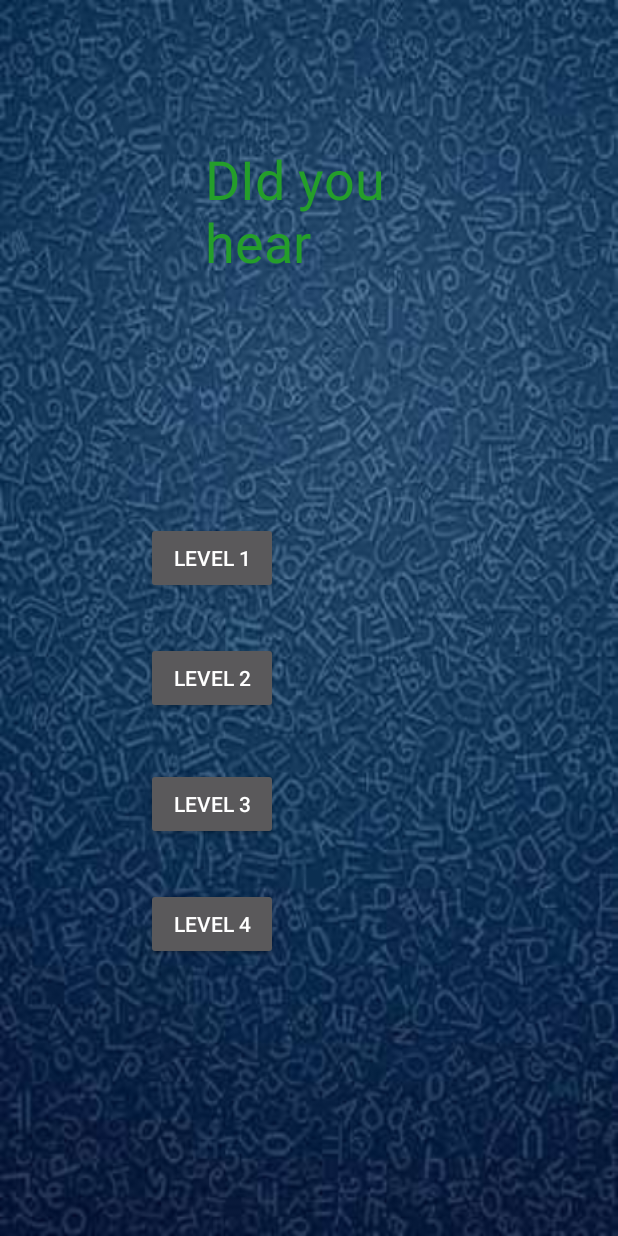
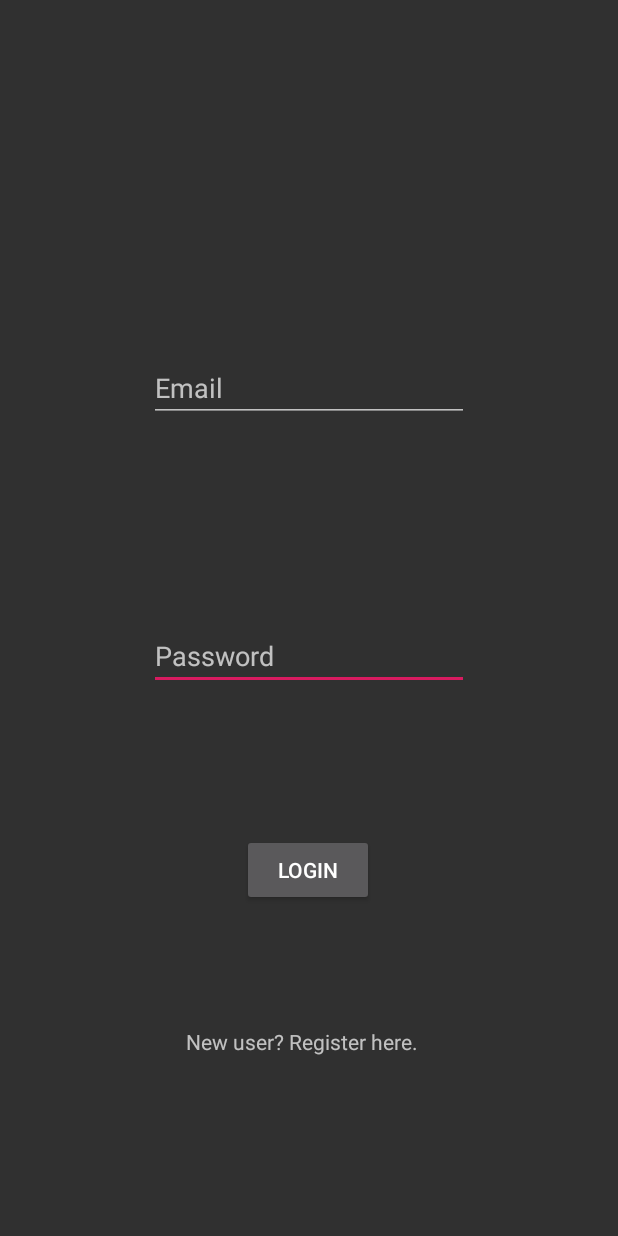
Before and after one commit to pramath7/AuditoryTrainingApp, an Android app: the screen it shows after launch (MainActivity before the commit, LoginActivity after it), on a phone screen of 412 x 824 dp. Run offline under Robolectric (Android 15) with nearby library versions, the phone set to English and light mode, and no system bars; our stand-ins replace Firebase (no records; nobody signed in at launch, a user with empty details on screens opened directly).

Commit message:
Login and Register pages are functional using Firebase Authentication and Realtime DataBase.

```diff
--- a/app/build.gradle
+++ b/app/build.gradle
@@ -1,4 +1,5 @@
 apply plugin: 'com.android.application'
+apply plugin: 'com.google.gms.google-services'
 
 android {
     compileSdkVersion 29
@@ -24,6 +25,10 @@ dependencies {
     implementation 'androidx.appcompat:appcompat:1.0.2'
     implementation 'androidx.constraintlayout:constraintlayout:1.1.3'
     implementation 'com.google.android.material:material:1.0.0'
+    implementation 'androidx.annotation:annotation:1.0.2'
+    implementation 'androidx.lifecycle:lifecycle-extensions:2.0.0'
+    implementation 'com.google.firebase:firebase-auth:16.0.5'
+    implementation 'com.google.firebase:firebase-database:16.0.4'
     testImplementation 'junit:junit:4.12'
     androidTestImplementation 'androidx.test:runner:1.1.1'
     androidTestImplementation 'androidx.test.espresso:espresso-core:3.1.1'
--- /dev/null
+++ b/app/src/main/java/com/example/duht/LoginActivity.java
@@ -0,0 +1,98 @@
+package com.example.duht;
+
+import androidx.annotation.NonNull;
+import androidx.appcompat.app.AppCompatActivity;
+
+import android.content.Intent;
+import android.os.Bundle;
+import android.text.TextUtils;
+import android.util.Log;
+import android.view.View;
+import android.widget.Button;
+import android.widget.EditText;
+import android.widget.TextView;
+import android.widget.Toast;
+
+import com.google.android.gms.tasks.OnCompleteListener;
+import com.google.android.gms.tasks.Task;
+import com.google.firebase.auth.AuthResult;
+import com.google.firebase.auth.FirebaseAuth;
+import com.google.firebase.auth.FirebaseUser;
+
+public class LoginActivity extends AppCompatActivity {
+    private TextView newuser;
+    private EditText textEmail;
+    private EditText textPassword;
+    private Button login;
+    private FirebaseAuth mAuth;
+//    public void onStart() {
+//        super.onStart();
+//        // Check if user is signed in (non-null) and update UI accordingly.
+//        FirebaseUser currentUser = mAuth.getCurrentUser();
+//        updateUI(currentUser);
+//    }
+    @Override
+    protected void onCreate(Bundle savedInstanceState) {
+        super.onCreate(savedInstanceState);
+        setContentView(R.layout.activity_login);
+        mAuth = FirebaseAuth.getInstance();
+        newuser=(TextView)findViewById(R.id.textViewNewRegister);
+        newuser.setOnClickListener(new View.OnClickListener() {
+            @Override
+            public void onClick(View view) {
+                Intent i=new Intent(LoginActivity.this,RegisterActivity.class);
+                startActivity(i);
+                finish();
+            }
+        });
+        textEmail=(EditText)findViewById(R.id.ema);
+        textPassword=(EditText)findViewById(R.id.pass);
+        login=(Button)findViewById(R.id.login);
+
+        login.setOnClickListener(new View.OnClickListener() {
+            @Override
+            public void onClick(View view) {
+                String email=textEmail.getText().toString();
+                String password=textPassword.getText().toString();
+                if(TextUtils.isEmpty(email)){
+                    Toast.makeText(getApplicationContext(),"Please enter email",Toast.LENGTH_SHORT).show();
+                }
+                else if(TextUtils.isEmpty(password)){
+                    Toast.makeText(getApplicationContext(),"Please enter password",Toast.LENGTH_SHORT).show();
+                }
+                else{
+                    mAuth.signInWithEmailAndPassword(email, password)
+                            .addOnCompleteListener(LoginActivity.this, new OnCompleteListener<AuthResult>() {
+                                @Override
+                                public void onComplete(@NonNull Task<AuthResult> task) {
+                                    if (task.isSuccessful()) {
+                                        // Sign in success, update UI with the signed-in user's information
+                                        Log.d("Successful", "signInWithEmail:success");
+
+                                        Intent i=new Intent(LoginActivity.this,MainActivity.class);
+                                        startActivity(i);
+                                        //FirebaseUser user = mAuth.getCurrentUser();
+                                       // updateUI(user);
+                                    } else {
+                                        // If sign in fails, display a message to the user.
+                                       // Log.w("Failed"", "signInWithEmail:failure", task.getException());
+                                        Toast.makeText(LoginActivity.this, "Authentication failed.",
+                                                Toast.LENGTH_SHORT).show();
+                                        //updateUI(null);
+                                    }
+
+                                    // ...
+                                }
+                            });
+                }
+            }
+        });
+
+
+
+
+
+    }
+
+
+}
--- /dev/null
+++ b/app/src/main/res/layout/activity_login.xml
@@ -0,0 +1,57 @@
+<?xml version="1.0" encoding="utf-8"?>
+<androidx.constraintlayout.widget.ConstraintLayout xmlns:android="http://schemas.android.com/apk/res/android"
+    xmlns:app="http://schemas.android.com/apk/res-auto"
+    xmlns:tools="http://schemas.android.com/tools"
+    android:id="@+id/layoutlogin"
+    android:layout_width="match_parent"
+    android:layout_height="match_parent"
+    tools:context=".LoginActivity">
+
+    <EditText
+        android:id="@+id/pass"
+        android:layout_width="wrap_content"
+        android:layout_height="wrap_content"
+        android:layout_marginEnd="88dp"
+        android:layout_marginBottom="364dp"
+        android:ems="10"
+        android:hint="Password"
+        android:inputType="textPersonName"
+        app:layout_constraintBottom_toBottomOf="parent"
+        app:layout_constraintEnd_toEndOf="parent"
+        app:layout_constraintHorizontal_bias="0.9"
+        app:layout_constraintStart_toStartOf="parent" />
+
+    <EditText
+        android:id="@+id/ema"
+        android:layout_width="wrap_content"
+        android:layout_height="wrap_content"
+        android:layout_marginTop="236dp"
+        android:ems="10"
+        android:hint="Email"
+        android:inputType="textPersonName"
+        app:layout_constraintEnd_toEndOf="parent"
+        app:layout_constraintStart_toStartOf="parent"
+        app:layout_constraintTop_toTopOf="parent" />
+
+    <TextView
+        android:id="@+id/textViewNewRegister"
+        android:layout_width="wrap_content"
+        android:layout_height="wrap_content"
+        android:layout_marginStart="124dp"
+        android:layout_marginBottom="120dp"
+        android:text="New user? Register here."
+        app:layout_constraintBottom_toBottomOf="parent"
+        app:layout_constraintStart_toStartOf="parent" />
+
+    <Button
+        android:id="@+id/login"
+        android:layout_width="wrap_content"
+        android:layout_height="wrap_content"
+        android:layout_marginBottom="220dp"
+        android:text="LOGIN"
+        app:layout_constraintBottom_toBottomOf="parent"
+        app:layout_constraintEnd_toEndOf="parent"
+        app:layout_constraintHorizontal_bias="0.498"
+        app:layout_constraintStart_toStartOf="parent" />
+
+</androidx.constraintlayout.widget.ConstraintLayout>
--- a/app/src/main/res/values/dimens.xml
+++ b/app/src/main/res/values/dimens.xml
@@ -1,3 +1,6 @@
 <resources>
     <dimen name="fab_margin">16dp</dimen>
+    <!-- Default screen margins, per the Android Design guidelines. -->
+    <dimen name="activity_horizontal_margin">16dp</dimen>
+    <dimen name="activity_vertical_margin">16dp</dimen>
 </resources>
--- a/build.gradle
+++ b/build.gradle
@@ -8,6 +8,7 @@ buildscript {
     }
     dependencies {
         classpath 'com.android.tools.build:gradle:3.5.0'
+        classpath 'com.google.gms:google-services:4.2.0'
 
         // NOTE: Do not place your application dependencies here; they belong
         // in the individual module build.gradle files
```
Also changed, not shown: app/src/main/AndroidManifest.xml (+8 -3 lines), app/src/main/java/com/example/duht/Patient.java (added, +21 -0 lines), app/src/main/java/com/example/duht/RegisterActivity.java (added, +157 -0 lines), app/src/main/java/com/example/duht/data/LoginDataSource.java (added, +29 -0 lines), app/src/main/java/com/example/duht/data/LoginRepository.java (added, +54 -0 lines), app/src/main/java/com/example/duht/data/Result.java (added, +48 -0 lines), app/src/main/java/com/example/duht/data/model/LoggedInUser.java (added, +23 -0 lines), app/src/main/res/layout/activity_register.xml (added, +128 -0 lines), app/src/main/res/values/strings.xml (+10 -0 lines).
